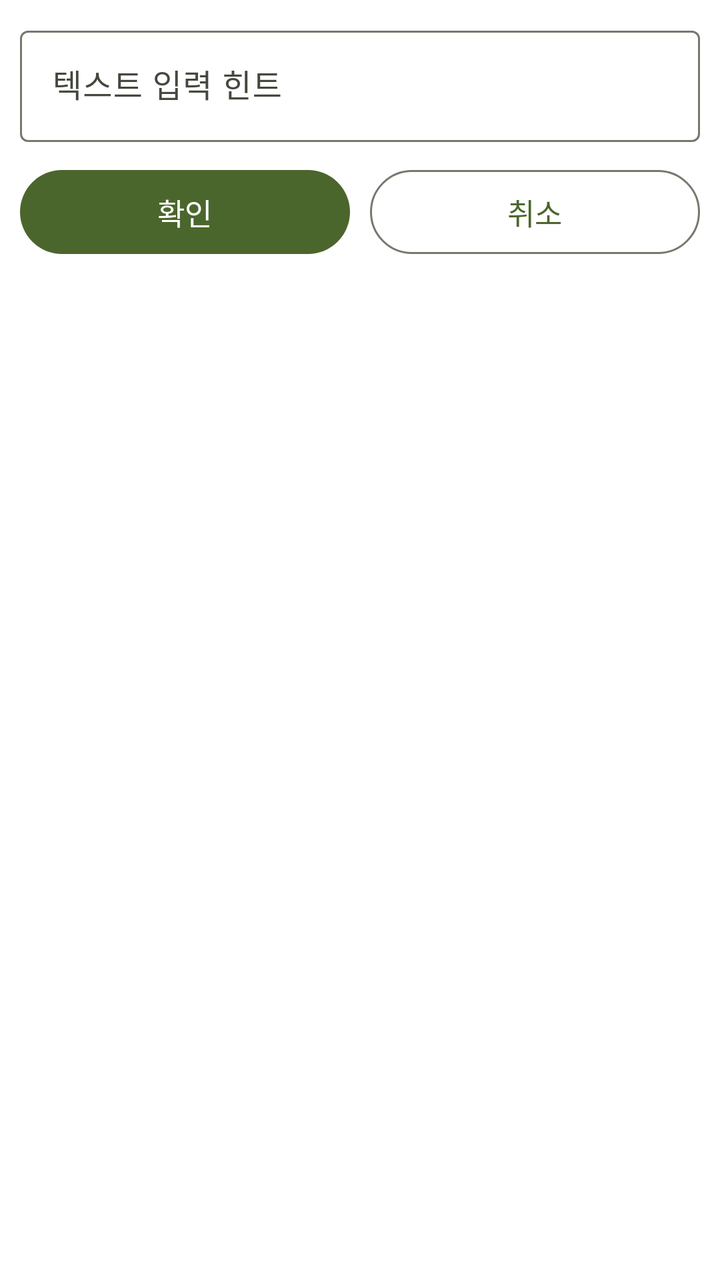
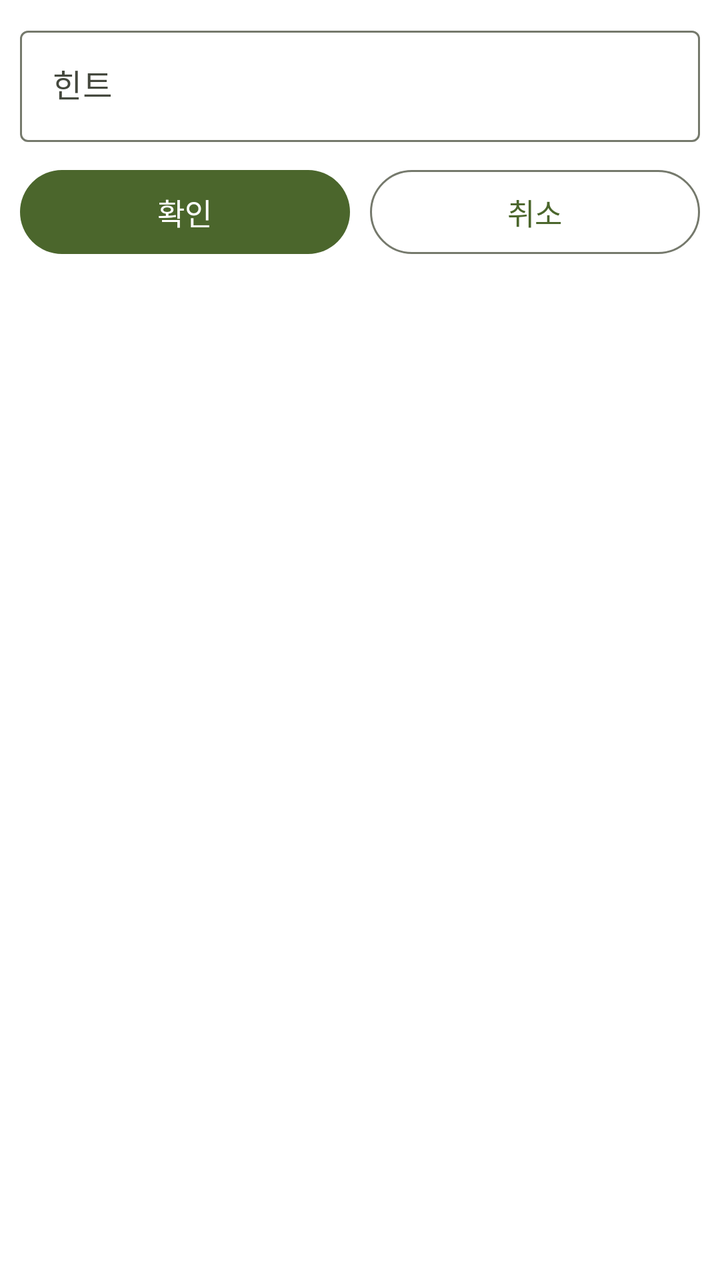

The first picture is an Android layout as it rendered before a commit; the second is the same layout after the commit. The layout source and the unified diff follow.
<!-- AndroidManifest.xml: application theme Theme.Kitching -->
<!-- res/layout/dialog_input_text_color.xml -->
<?xml version="1.0" encoding="utf-8"?>
<androidx.constraintlayout.widget.ConstraintLayout xmlns:android="http://schemas.android.com/apk/res/android"
    xmlns:app="http://schemas.android.com/apk/res-auto"
    style="@style/dialogDefault"
    android:layout_height="wrap_content">

    <com.google.android.material.textfield.TextInputLayout
        android:id="@+id/textField"
        android:layout_width="0dp"
        android:layout_height="wrap_content"
        android:hint="텍스트 입력 힌트"
        app:layout_constraintEnd_toEndOf="parent"
        app:layout_constraintStart_toStartOf="parent"
        app:layout_constraintTop_toTopOf="parent">

        <com.google.android.material.textfield.TextInputEditText
            android:id="@+id/textInputEditText"
            android:layout_width="match_parent"
            android:layout_height="wrap_content" />
    </com.google.android.material.textfield.TextInputLayout>

    <RadioGroup
        android:id="@+id/colorPickerRG"
        android:layout_width="wrap_content"
        android:layout_height="wrap_content"
        android:orientation="horizontal"
        app:layout_constraintEnd_toEndOf="parent"
        app:layout_constraintStart_toStartOf="parent"
        app:layout_constraintTop_toBottomOf="@+id/textField">




















































































    </RadioGroup>

    <com.google.android.material.button.MaterialButton
        android:id="@+id/confirmBtn"
        style="@style/dialogConfirmBtn"
        android:layout_weight="1"
        android:text="확인"
        app:layout_constraintEnd_toStartOf="@id/cancelBtn"
        app:layout_constraintStart_toStartOf="parent"
        app:layout_constraintTop_toBottomOf="@+id/colorPickerRG" />

    <com.google.android.material.button.MaterialButton
        android:id="@+id/cancelBtn"
        style="@style/dialogCancelBtn"
        android:layout_weight="1"
        android:text="취소"
        app:layout_constraintEnd_toEndOf="parent"
        app:layout_constraintStart_toEndOf="@id/confirmBtn"
        app:layout_constraintTop_toBottomOf="@+id/colorPickerRG" />

</androidx.constraintlayout.widget.ConstraintLayout>
<!-- resources referenced by this layout -->
<resources>
  <style name="dialogCancelBtn" parent="Widget.Material3.Button.OutlinedButton">
          <item name="android:layout_width">0dp</item>
          <item name="android:layout_height">@dimen/dialogBtnHeight</item>
          <item name="android:textSize">@dimen/text_M</item>
          <item name="android:layout_marginTop">@dimen/margin_S</item>
      </style>
  <style name="dialogDefault" parent="@style/MaterialAlertDialog.Material3">
          <item name="android:layout_width">match_parent</item>
          <item name="android:layout_gravity">center</item>
          <item name="android:layout_margin">@dimen/margin_S</item>
          <item name="android:minWidth">@dimen/dialogMinWidth</item>
          <item name="android:padding">@dimen/padding_S</item>
      </style>
  <style name="Theme.Kitching" parent="Base.Theme.Kitching" />
  <dimen name="dialogBtnHeight">50dp</dimen>
  <dimen name="text_M">15sp</dimen>
  <dimen name="margin_S">10dp</dimen>
  <dimen name="dialogBtnMarginEnd">10dp</dimen>
  <dimen name="dialogMinWidth">300dp</dimen>
  <dimen name="padding_S">10dp</dimen>
  <color name="md_theme_primary">#4B662C</color>
  <color name="md_theme_onPrimary">#FFFFFF</color>
  <color name="md_theme_primaryContainer">#CCEDA4</color>
  <color name="md_theme_onPrimaryContainer">#0F2000</color>
  <color name="md_theme_secondary">#576249</color>
  <color name="md_theme_onSecondary">#FFFFFF</color>
  <color name="md_theme_secondaryContainer">#DBE7C8</color>
  <color name="md_theme_onSecondaryContainer">#151E0B</color>
  <color name="md_theme_tertiary">#386663</color>
  <color name="md_theme_onTertiary">#FFFFFF</color>
  <color name="md_theme_tertiaryContainer">#BBECE8</color>
  <color name="md_theme_onTertiaryContainer">#00201E</color>
  <color name="md_theme_error">#BA1A1A</color>
  <color name="md_theme_onError">#FFFFFF</color>
  <color name="md_theme_errorContainer">#FFDAD6</color>
  <color name="md_theme_onErrorContainer">#410002</color>
  <color name="md_theme_background">#FFFFFF</color>
  <color name="md_theme_onBackground">#1A1C16</color>
  <color name="md_theme_surface">#F5FAFB</color>
  <color name="md_theme_onSurface">#171D1E</color>
  <color name="md_theme_surfaceVariant">#E1E4D5</color>
  <color name="md_theme_onSurfaceVariant">#44483D</color>
  <color name="md_theme_outline">#75796C</color>
  <color name="md_theme_outlineVariant">#C5C8BA</color>
  <color name="md_theme_inverseSurface">#2B3133</color>
  <color name="md_theme_inverseOnSurface">#ECF2F3</color>
  <color name="md_theme_inversePrimary">#B1D18A</color>
  <color name="md_theme_primaryFixed">#CCEDA4</color>
  <color name="md_theme_onPrimaryFixed">#0F2000</color>
  <color name="md_theme_primaryFixedDim">#B1D18A</color>
  <color name="md_theme_onPrimaryFixedVariant">#344E16</color>
  <color name="md_theme_secondaryFixed">#DBE7C8</color>
  <color name="md_theme_onSecondaryFixed">#151E0B</color>
  <color name="md_theme_secondaryFixedDim">#BFCBAD</color>
  <color name="md_theme_onSecondaryFixedVariant">#404A33</color>
  <color name="md_theme_tertiaryFixed">#BBECE8</color>
  <color name="md_theme_onTertiaryFixed">#00201E</color>
  <color name="md_theme_tertiaryFixedDim">#A0D0CC</color>
  <color name="md_theme_onTertiaryFixedVariant">#1F4E4B</color>
  <color name="md_theme_surfaceDim">#D5DBDC</color>
  <color name="md_theme_surfaceBright">#F5FAFB</color>
  <color name="md_theme_surfaceContainerLowest">#FFFFFF</color>
  <color name="md_theme_surfaceContainerLow">#EFF5F6</color>
  <color name="md_theme_surfaceContainer">#E9EFF0</color>
  <color name="md_theme_surfaceContainerHigh">#E3E9EA</color>
  <color name="md_theme_surfaceContainerHighest">#DEE3E5</color>
  <!-- unchanged entries left out for length: 2 -->
</resources>

<!-- the commit's change to res/layout/dialog_input_text_color.xml (unified diff, before → after) -->
@@ -8,7 +8,7 @@
         android:id="@+id/textField"
         android:layout_width="0dp"
         android:layout_height="wrap_content"
-        android:hint="텍스트 입력 힌트"
+        android:hint="@string/textInputHint"
         app:layout_constraintEnd_toEndOf="parent"
         app:layout_constraintStart_toStartOf="parent"
         app:layout_constraintTop_toTopOf="parent">
<!-- resource entries referenced after the edit -->
@@ -1,5 +1,6 @@
 <!-- resources referenced by this layout -->
 <resources>
+  <string name="textInputHint">힌트</string>
   <style name="dialogCancelBtn" parent="Widget.Material3.Button.OutlinedButton">
           <item name="android:layout_width">0dp</item>
           <item name="android:layout_height">@dimen/dialogBtnHeight</item>
